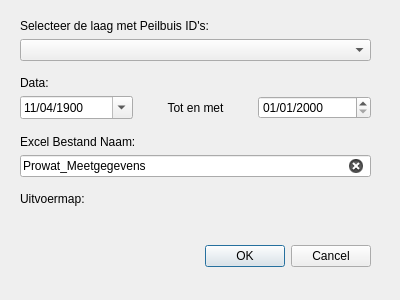
KRS-dev/PRW_Data_Opvrager, file PRW_dialog_base.ui: the form before one commit.
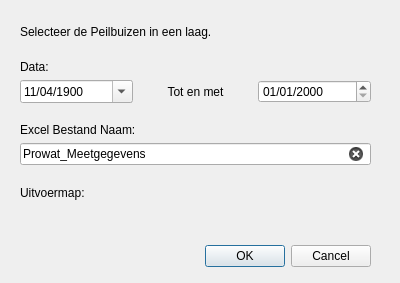
The form after the commit. Custom widgets are drawn as their Qt base class.

Patch:
```diff
--- a/PRW_dialog_base.ui
+++ b/PRW_dialog_base.ui
@@ -7,7 +7,7 @@
     <x>0</x>
     <y>0</y>
     <width>400</width>
-    <height>300</height>
+    <height>283</height>
    </rect>
   </property>
   <property name="windowTitle">
@@ -42,16 +42,13 @@
     <item>
      <widget class="QLabel" name="label_4">
       <property name="text">
-       <string>Selecteer de laag met Peilbuis ID's:</string>
+       <string>Selecteer de Peilbuizen in een laag.</string>
       </property>
       <property name="alignment">
        <set>Qt::AlignBottom|Qt::AlignLeading|Qt::AlignLeft</set>
       </property>
      </widget>
     </item>
-    <item>
-     <widget class="QgsMapLayerComboBox" name="MapLayerComboBox"/>
-    </item>
     <item>
      <widget class="QLabel" name="label_6">
       <property name="text">
@@ -197,11 +194,6 @@
    <extends>QWidget</extends>
    <header>qgsfilewidget.h</header>
   </customwidget>
-  <customwidget>
-   <class>QgsMapLayerComboBox</class>
-   <extends>QComboBox</extends>
-   <header>qgsmaplayercombobox.h</header>
-  </customwidget>
  </customwidgets>
  <resources/>
  <connections>
```
